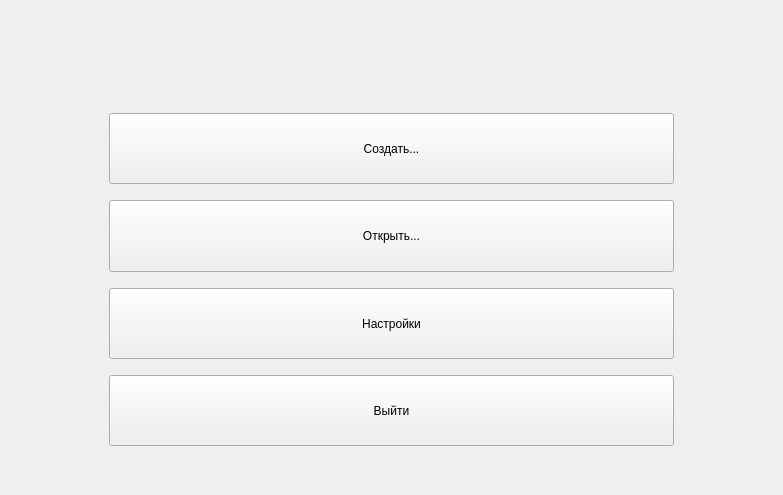
First picture: the form in ui/main.ui, repository MIV228/Victorio, before the edit.
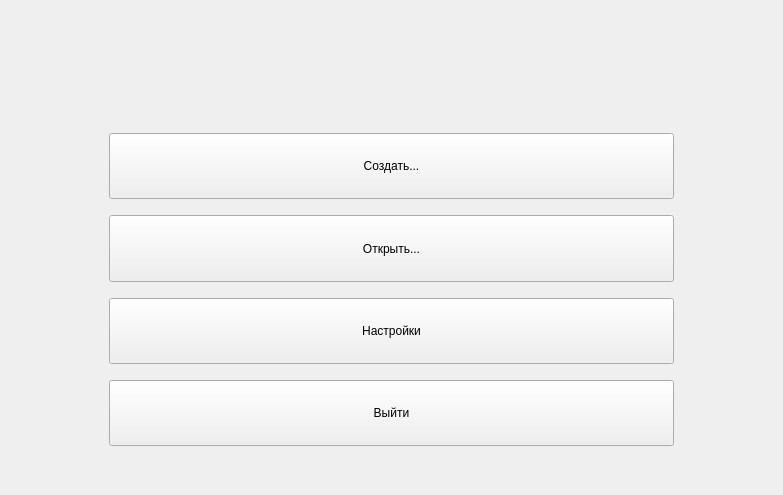
Second picture: the form after the edit. Icons and pictures are not drawn.

```diff
--- a/ui/main.ui
+++ b/ui/main.ui
@@ -15,6 +15,22 @@
   </property>
   <widget class="QWidget" name="centralwidget">
    <layout class="QVBoxLayout" name="verticalLayout_2">
+    <item>
+     <spacer name="verticalSpacer_6">
+      <property name="orientation">
+       <enum>Qt::Vertical</enum>
+      </property>
+      <property name="sizeType">
+       <enum>QSizePolicy::Fixed</enum>
+      </property>
+      <property name="sizeHint" stdset="0">
+       <size>
+        <width>20</width>
+        <height>20</height>
+       </size>
+      </property>
+     </spacer>
+    </item>
     <item>
      <layout class="QHBoxLayout" name="logoLayout">
       <item>
```
Left out of the diff: 3 changed lines with no effect on the pictures.
